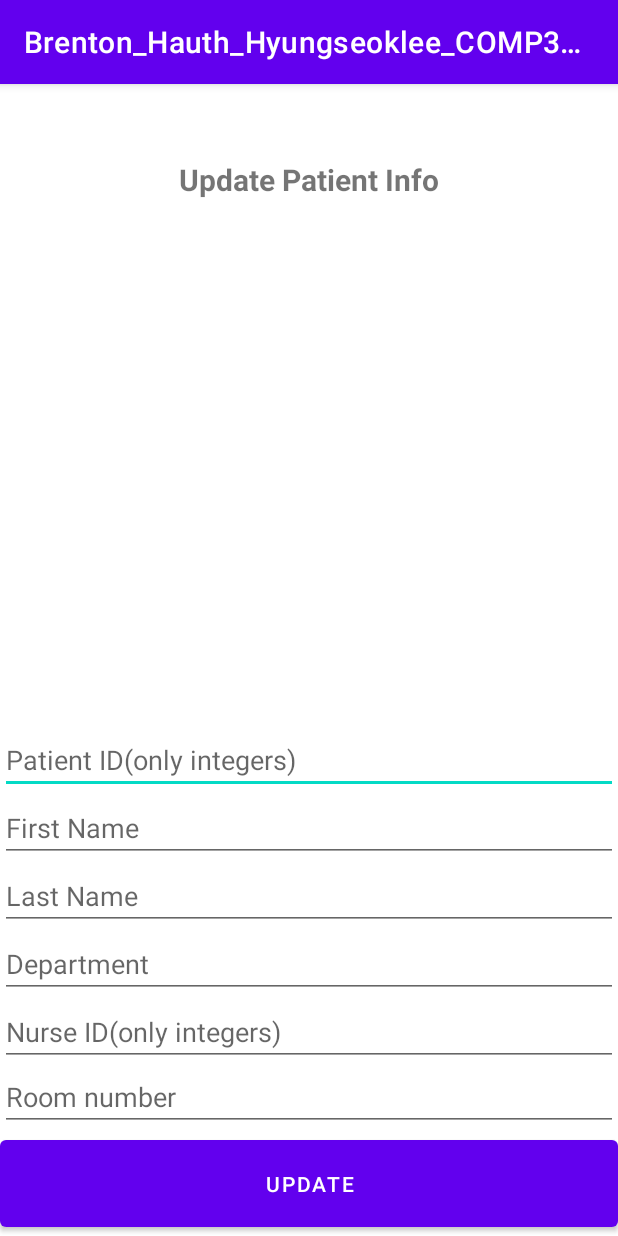
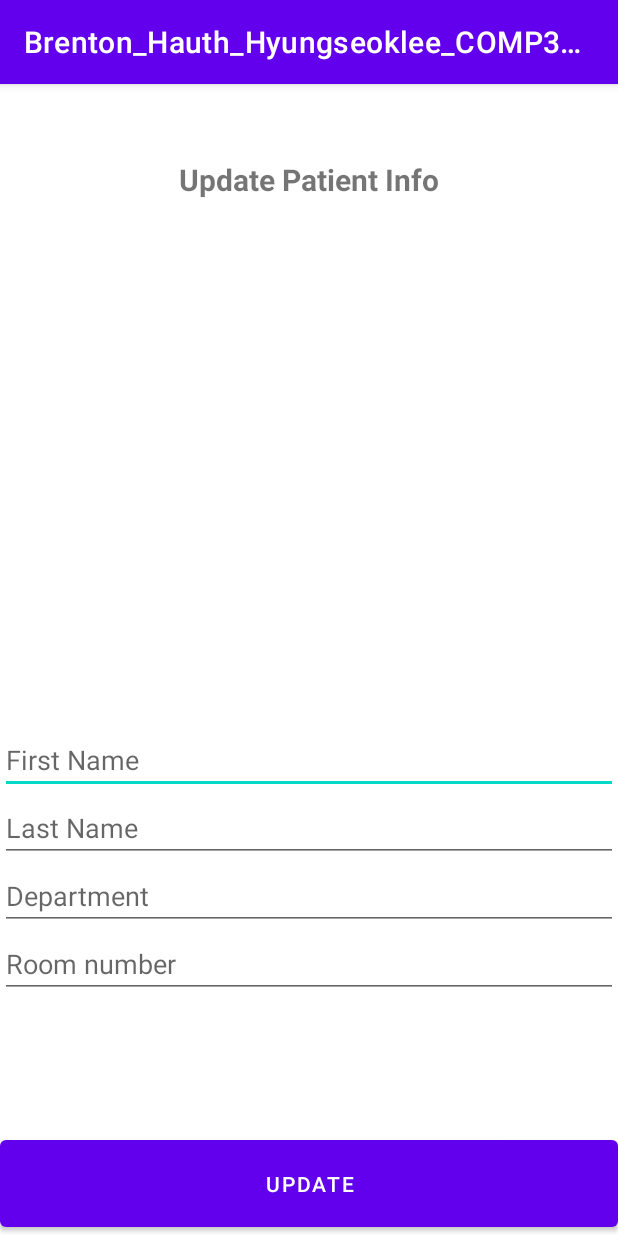
Before and after one commit to HyungseokLeee/COMP304_Lab04, an Android app: the UpdateInfoActivity screen opened directly, with no data from a screen before it, on a phone screen of 412 x 824 dp. Run offline under Robolectric (Android 15) with nearby library versions, the phone set to English and light mode, and no system bars; our stand-ins replace Room's generated code.

Commit message:
Solving bugs

```diff
--- a/app/src/main/java/com/example/brenton_hauth_hyungseoklee_comp304lab4_ex1/MainActivity.java
+++ b/app/src/main/java/com/example/brenton_hauth_hyungseoklee_comp304lab4_ex1/MainActivity.java
@@ -57,10 +57,6 @@ public class MainActivity extends AppCompatActivity {
             activity = PatientActivity.class;
         // } else if () {
         }
-        else if(id == R.id.mainEnterTestTextView)
-        {
-            activity = TestActivity.class;
-        }
         else {
             Log.d("MAIN:onNavItemClick", "view Id did not match!");
             return;
--- a/app/src/main/java/com/example/brenton_hauth_hyungseoklee_comp304lab4_ex1/UpdateInfoActivity.java
+++ b/app/src/main/java/com/example/brenton_hauth_hyungseoklee_comp304lab4_ex1/UpdateInfoActivity.java
@@ -39,33 +39,30 @@ public class UpdateInfoActivity extends AppCompatActivity {
         patientViewModel = new ViewModelProvider(this).get(PatientViewModel.class);
 
         patientInfoTextView = findViewById(R.id.patientInfoTextView);
-        patientIdTextView = findViewById(R.id.editTextTextPatientId);
         editTextLastName = findViewById(R.id.editTextLastName);
         editTextFirstName = findViewById(R.id.editTextFirstName);
         editTextDepartment = findViewById(R.id.editTextDepartment);
-        nurseIdTextView = findViewById(R.id.editTextNurseId);
         editTextRoom = findViewById(R.id.editTextRoom);
 
         Intent in = getIntent();
         patientId = in.getIntExtra(Patient.PATIENT_ID_EXTRA, -1);
 
-/*        nurse = new Nurse();
-        loginPrefs = PrefsHelper.getLoginPrefs(this);*/
+        nurse = new Nurse();
+        loginPrefs = PrefsHelper.getLoginPrefs(this);
         getList(patientId);
     }
-/*    @Override
+    @Override
     protected void onStart() {
         super.onStart();
-        //getNurseId();
-        getList();
-        //Toast.makeText(this.getApplicationContext(),""+nurseId,Toast.LENGTH_SHORT).show();
+        getNurseId();
+        Toast.makeText(this.getApplicationContext(),""+nurseId,Toast.LENGTH_SHORT).show();
     }
-*//*    public void getNurseId()
+    public void getNurseId()
     {
         if (PrefsHelper.hasSavedNurse(loginPrefs, nurse)) {
             nurseId = nurse.getNurseID();
         }
-    }*/
+    }
     public void getList(int patientId) {
         patientViewModel.getAllPatients().observe(this, new Observer<List<Patient>>() {
             @Override
@@ -91,11 +88,9 @@ public class UpdateInfoActivity extends AppCompatActivity {
     {
 
         try {
-            int newPatientId = Integer.parseInt(patientIdTextView.getText().toString());
             String newFirstName = editTextFirstName.getText().toString();
             String newLastName = editTextLastName.getText().toString();
             String newDepartment = editTextDepartment.getText().toString();
-            int newNurseId = Integer.parseInt(nurseIdTextView.getText().toString());
             String newRoom = editTextRoom.getText().toString();
             patientViewModel.getAllPatients().observe(this, new Observer<List<Patient>>() {
                 @Override
@@ -112,11 +107,11 @@ public class UpdateInfoActivity extends AppCompatActivity {
                             patient.setRoom(newRoom);
                             patientViewModel.update(patient);*/
                             patientViewModel.delete(patient);
-                            Patient newPatient = new Patient(newPatientId,newFirstName,newLastName,newDepartment,newNurseId,newRoom);
+                            Patient newPatient = new Patient(patientId,newFirstName,newLastName,newDepartment,nurseId,newRoom);
                             patientViewModel.insert(newPatient);
                         }
                     }
-                    getList(newPatientId);
+                    //getList(patientId);
                 }
             });
         }
--- a/app/src/main/res/layout/activity_update_info.xml
+++ b/app/src/main/res/layout/activity_update_info.xml
@@ -12,14 +12,6 @@
         android:layout_height="270dp"
         android:orientation="vertical"
         app:layout_constraintBottom_toTopOf="@+id/updateTestInfoButton">
-
-        <EditText
-            android:id="@+id/editTextTextPatientId"
-            android:layout_width="match_parent"
-            android:layout_height="wrap_content"
-            android:ems="10"
-            android:hint="@string/edit_text_patientId_hint"
-            android:inputType="textPersonName" />
 
         <EditText
             android:id="@+id/editTextFirstName"
@@ -43,14 +35,6 @@
             android:layout_height="wrap_content"
             android:ems="10"
             android:hint="@string/edit_text_department_hint"
-            android:inputType="textPersonName" />
-
-        <EditText
-            android:id="@+id/editTextNurseId"
-            android:layout_width="match_parent"
-            android:layout_height="wrap_content"
-            android:ems="10"
-            android:hint="@string/edit_text_nurseId_hint"
             android:inputType="textPersonName" />
 
         <EditText
```
Also changed, not shown: app/src/main/java/com/example/brenton_hauth_hyungseoklee_comp304lab4_ex1/ViewTestInfoActivity.java (+7 -0 lines), app/src/main/res/layout/activity_main.xml (+0 -13 lines).
